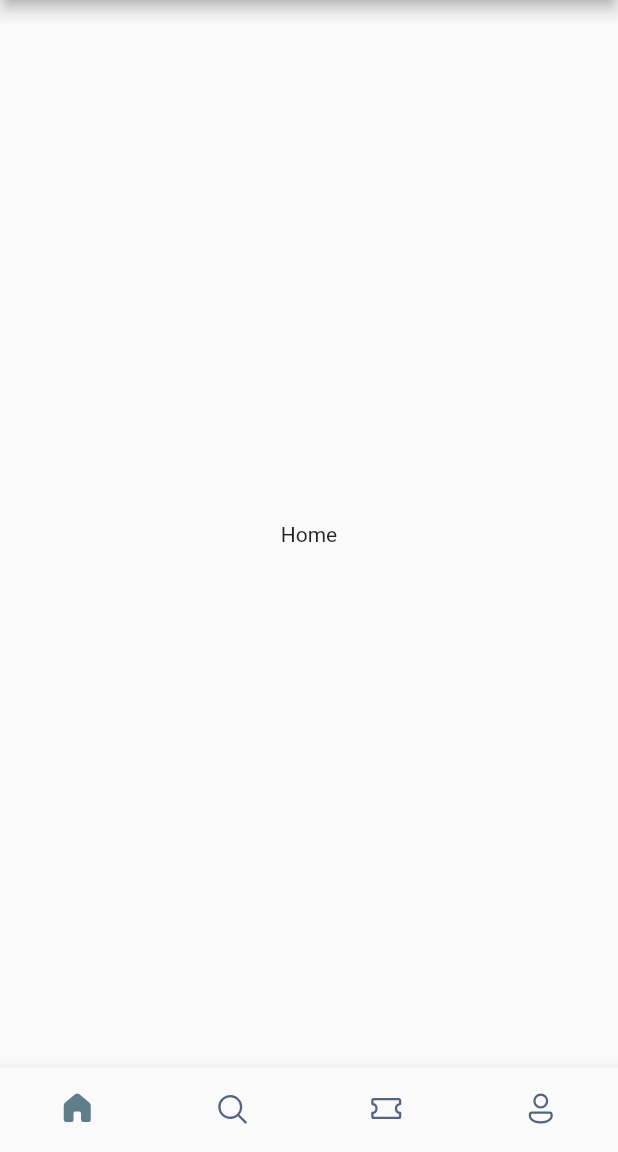
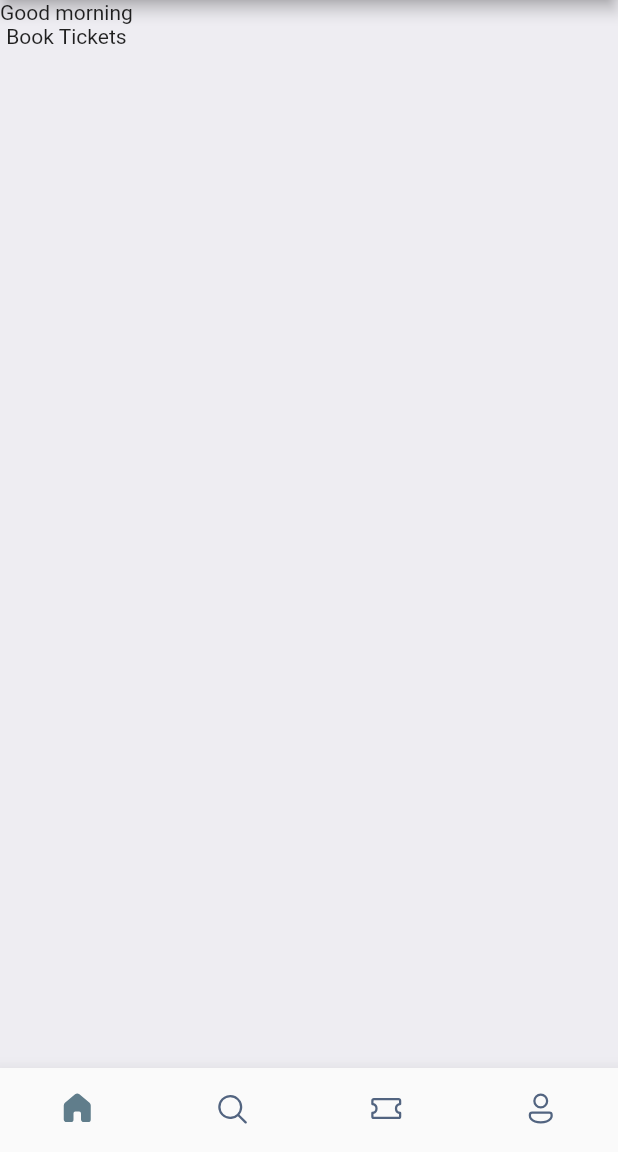
Before and after one commit to Bochra10/book_your_tickets, a Flutter app: the screen it shows after launch, on a phone screen of 412 x 824 dp, the part 84-1236 px from its top. Run offline on Flutter 3.47's test engine with Material 2 defaults, Android fonts, the phone set to English and light mode, and no system bars; our stand-ins replace fluentui_icons.

Commit message:
Add assets and initial commit of home screen

```diff
--- a/lib/screens/bottom_navbar.dart
+++ b/lib/screens/bottom_navbar.dart
@@ -1,3 +1,4 @@
+import 'package:book_your_tickets/screens/home_screen.dart';
 import 'package:flutter/material.dart';
 import 'package:fluentui_icons/fluentui_icons.dart';
 
@@ -11,7 +12,7 @@ class BottomNavbar extends StatefulWidget {
 class _BottomNavbarState extends State<BottomNavbar> {
   int _selectedIndex = 0;
   static final List<Widget> _widgetOptions = <Widget>[
-    const Text('Home'),
+    HomeScreen(),
     const Text('Search'),
     const Text('Tickets'),
     const Text('Profile')
--- /dev/null
+++ b/lib/screens/home_screen.dart
@@ -0,0 +1,33 @@
+import 'package:flutter/cupertino.dart';
+import 'package:flutter/material.dart';
+
+class HomeScreen extends StatelessWidget {
+  const HomeScreen({Key? key}) : super(key: key);
+
+  @override
+  Widget build(BuildContext context) {
+    return Scaffold(
+      backgroundColor: Color(0xFFeeedf2),
+      body: ListView(
+        children: [
+          Container(
+            child: Column(
+              children: [
+                Row(
+                  children: [
+                    Column(
+                      children: const [
+                        Text('Good morning'),
+                        Text('Book Tickets')
+                      ],
+                    )
+                  ],
+                )
+              ],
+            ),
+          )
+        ],
+      ),
+    );
+  }
+}
```
Also changed, not shown: 1 other file.
